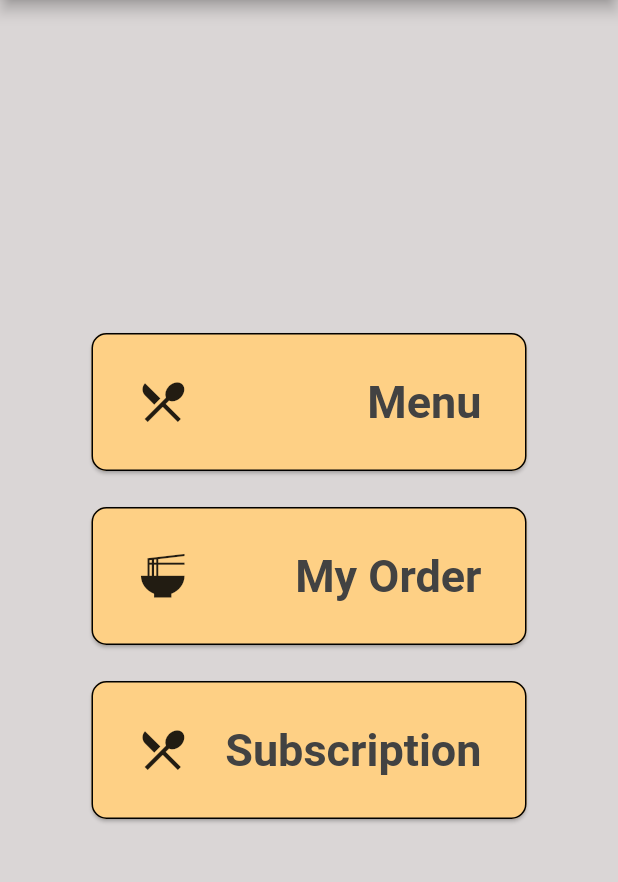
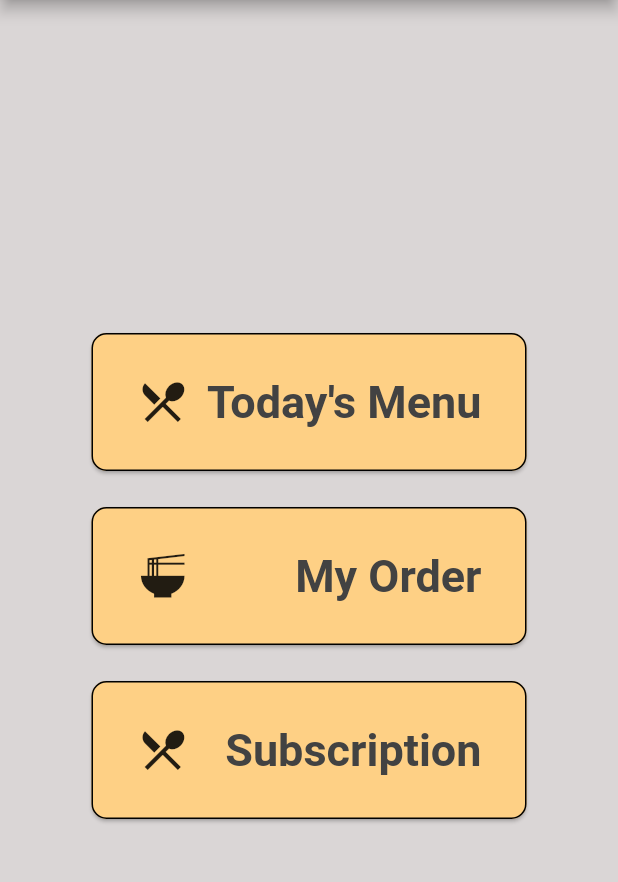
Before and after one commit to Jom-Tapau-Mobile/jom-tapau-mobile, a Flutter app: the screen it shows once a user with an empty profile is signed in, on a phone screen of 412 x 824 dp, the part 84-966 px from its top. Run offline on Flutter 3.47's test engine with Material 2 defaults, Android fonts, the phone set to English and light mode, and no system bars; our stand-ins replace firebase_auth, firebase_core; missing offline and left inert: dart:js; accounts and stored records are empty.

Commit message:
Updating text home

```diff
--- a/lib/screens/home/home.dart
+++ b/lib/screens/home/home.dart
@@ -80,7 +80,7 @@ class Home extends StatelessWidget {
                                   size: 35.0,
                                 ),
                                 Text(
-                                  "Menu",
+                                  "Today's Menu",
                                   style: TextStyle(
                                     fontSize: 30,
                                     fontWeight: FontWeight.bold,
```
